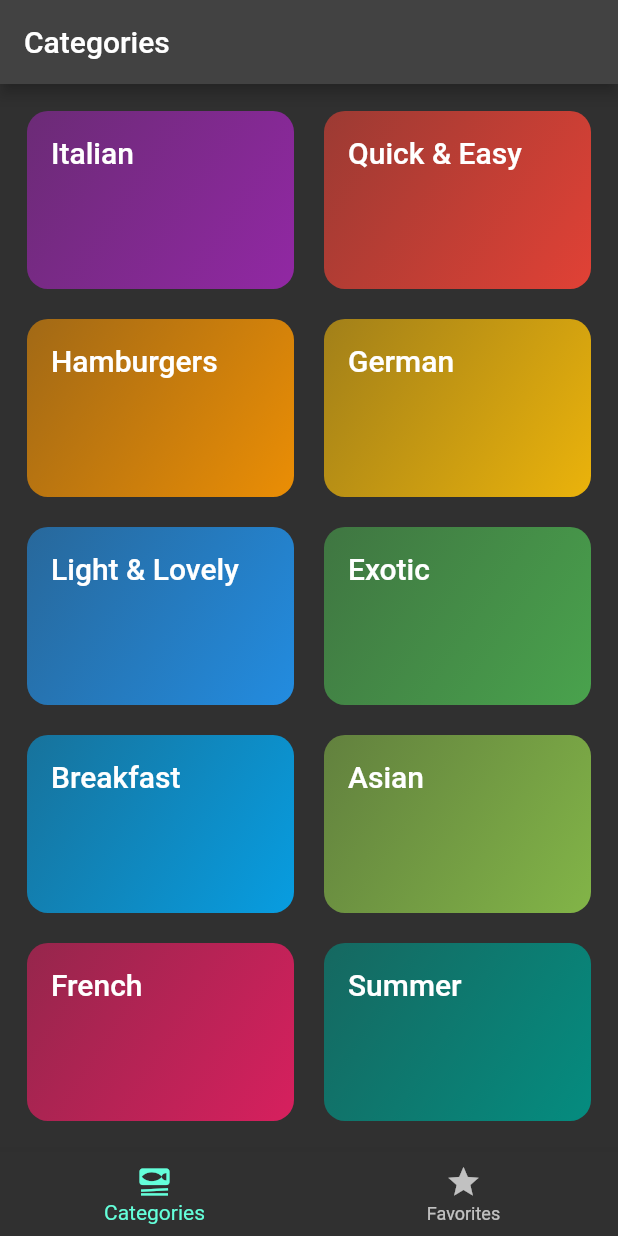
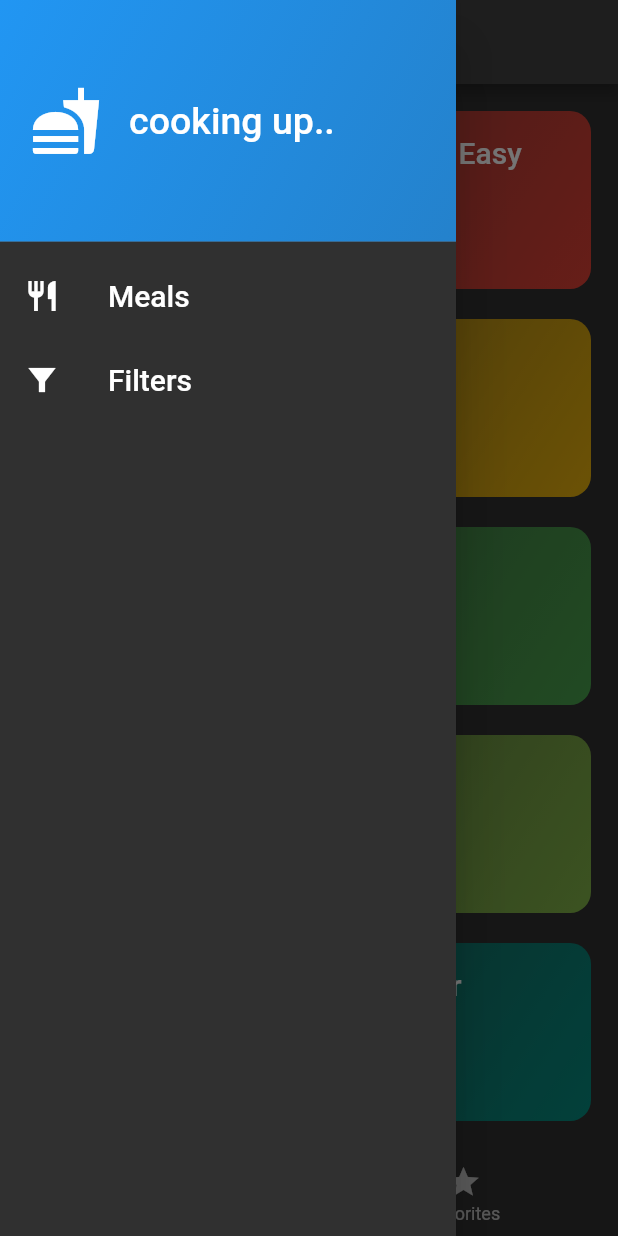
Before and after one commit to Ankit-kr13/meal-app, a Flutter app: the screen it shows after launch, with the side drawer open (before the commit the screen has no drawer), on a phone screen of 412 x 824 dp. Run offline on Flutter 3.47's test engine with Material 2 defaults, Android fonts, the phone set to English and light mode, and no system bars; our stand-ins replace transparent_image.

Commit message:
create drawer and add filter option

```diff
--- a/lib/screens/tabs.dart
+++ b/lib/screens/tabs.dart
@@ -1,7 +1,9 @@
 import 'package:flutter/material.dart';
 import 'package:meals/models/meal.dart';
 import 'package:meals/screens/categories.dart';
+import 'package:meals/screens/filters.dart';
 import 'package:meals/screens/meals.dart';
+import 'package:meals/widgets/main_drawer.dart';
 
 class TabsScreen extends StatefulWidget {
   const TabsScreen({Key? key}) : super(key: key);
@@ -33,6 +35,14 @@ class _TabsScreenState extends State<TabsScreen> {
     });
   }
 
+  void setScreen(String identifier) {
+    Navigator.of(context).pop();
+    if (identifier == 'filters') {
+      Navigator.of(context)
+          .push(MaterialPageRoute(builder: (context) => const FilterScreen()));
+    }
+  }
+
   @override
   Widget build(BuildContext context) {
     Widget activePage = categoriesScreen(
@@ -52,6 +62,9 @@ class _TabsScreenState extends State<TabsScreen> {
       appBar: AppBar(
         title: Text(activePageTitle),
       ),
+      drawer: MainDrawer(
+        onSelectScreen: setScreen,
+      ),
       body: activePage,
       bottomNavigationBar: BottomNavigationBar(
         onTap: _selectPage,
--- /dev/null
+++ b/lib/widgets/main_drawer.dart
@@ -0,0 +1,67 @@
+import 'package:flutter/material.dart';
+
+class MainDrawer extends StatelessWidget {
+  const MainDrawer({Key? key, required this.onSelectScreen}) : super(key: key);
+
+  final void Function(String identifier) onSelectScreen;
+
+  @override
+  Widget build(BuildContext context) {
+    return Drawer(
+      child: Column(
+        children: [
+          DrawerHeader(
+              padding: EdgeInsets.all(20),
+              decoration: BoxDecoration(
+                  gradient: LinearGradient(
+                colors: [
+                  Theme.of(context).colorScheme.primaryContainer,
+                  Theme.of(context)
+                      .colorScheme
+                      .primaryContainer
+                      .withOpacity(0.8),
+                ],
+                begin: Alignment.topLeft,
+                end: Alignment.bottomRight,
+              )),
+              child: Row(
+                children: [
+                  Icon(
+                    Icons.fastfood,
+                    size: 48,
+                    color: Colors.white,
+                  ),
+                  SizedBox(
+                    width: 18,
+                  ),
+                  Text(
+                    'cooking up..',
+                    style: TextStyle(fontSize: 25),
+                  ),
+                ],
+              )),
+          ListTile(
+            leading: Icon(Icons.restaurant),
+            title: Text(
+              'Meals',
+              style: TextStyle(fontSize: 20),
+            ),
+            onTap: () {
+              onSelectScreen('meals');
+            },
+          ),
+          ListTile(
+            leading: Icon(Icons.filter_alt_sharp),
+            title: Text(
+              'Filters',
+              style: TextStyle(fontSize: 20),
+            ),
+            onTap: () {
+              onSelectScreen('filters');
+            },
+          ),
+        ],
+      ),
+    );
+  }
+}
```
Also changed, not shown: lib/screens/filters.dart (added, +96 -0 lines).
